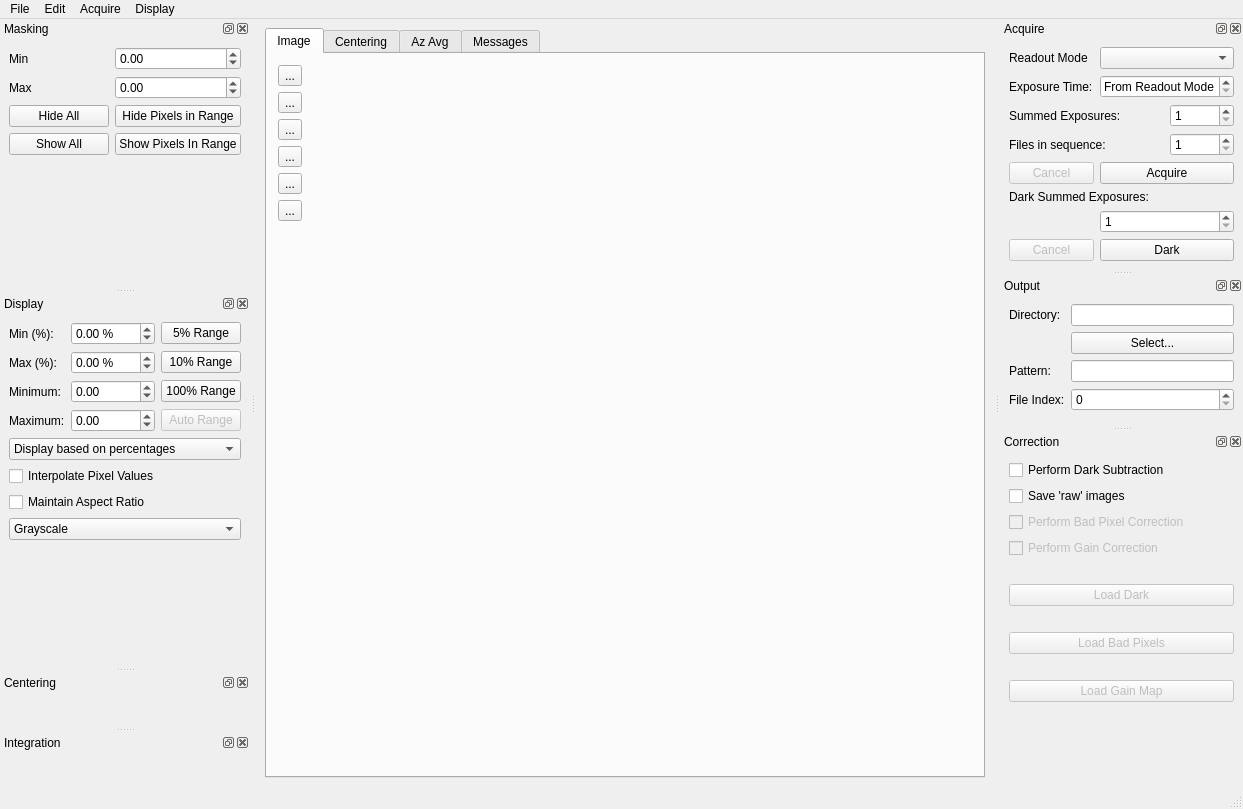
First picture: the form in qxrdwindow.ui, repository guyjennings/qxrd, before the edit.
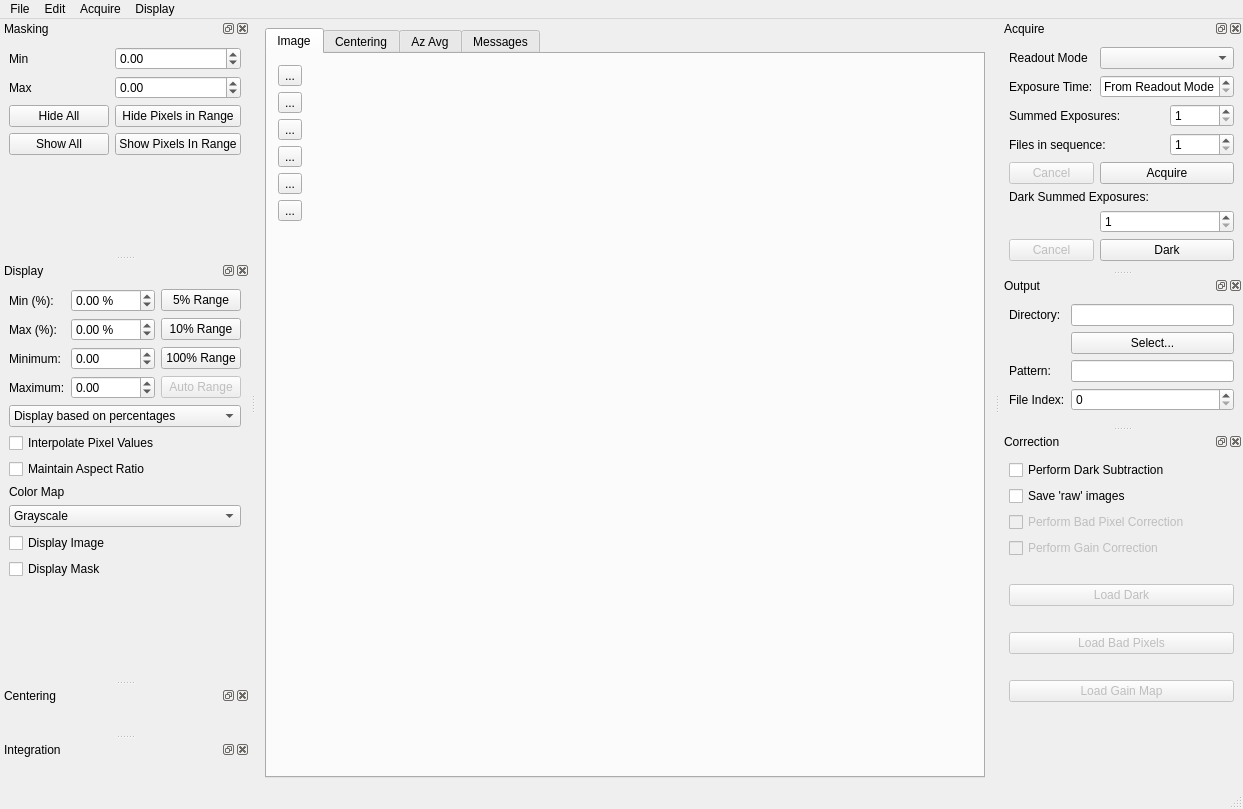
Second picture: the form after the edit. Icons and pictures are not drawn. Custom widgets are drawn as their Qt base class.

Commit message: Made various image display variables into properties

Diff of the .ui file:
```diff
--- a/qxrdwindow.ui
+++ b/qxrdwindow.ui
@@ -1208,7 +1208,7 @@
        </property>
       </widget>
      </item>
-     <item row="10" column="0" colspan="4">
+     <item row="13" column="0" colspan="4">
       <spacer name="verticalSpacer_3">
        <property name="orientation">
         <enum>Qt::Vertical</enum>
@@ -1292,7 +1292,7 @@
        </item>
       </widget>
      </item>
-     <item row="9" column="0" colspan="4">
+     <item row="10" column="0" colspan="4">
       <widget class="QComboBox" name="m_DisplayColorMap">
        <item>
         <property name="text">
@@ -1326,6 +1326,33 @@
        </item>
       </widget>
      </item>
+     <item row="11" column="0" colspan="4">
+      <widget class="QCheckBox" name="m_DisplayImage">
+       <property name="toolTip">
+        <string>Gives a smoother display when zoomed in</string>
+       </property>
+       <property name="text">
+        <string>Display Image</string>
+       </property>
+      </widget>
+     </item>
+     <item row="12" column="0" colspan="4">
+      <widget class="QCheckBox" name="m_DisplayMask">
+       <property name="toolTip">
+        <string>Gives a smoother display when zoomed in</string>
+       </property>
+       <property name="text">
+        <string>Display Mask</string>
+       </property>
+      </widget>
+     </item>
+     <item row="9" column="0" colspan="2">
+      <widget class="QLabel" name="label_8">
+       <property name="text">
+        <string>Color Map</string>
+       </property>
+      </widget>
+     </item>
     </layout>
    </widget>
   </widget>
```
Left out of the diff: 36 changed lines with no effect on the pictures. The commit also changes 4 other files.
